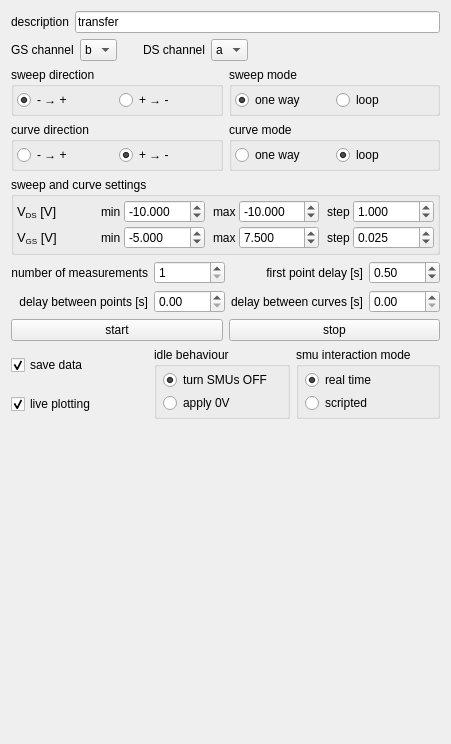
Before: the Qt Designer form experiments/transistor_transfer.ui in dean-nanomol/nanomol, drawn with Qt 5.
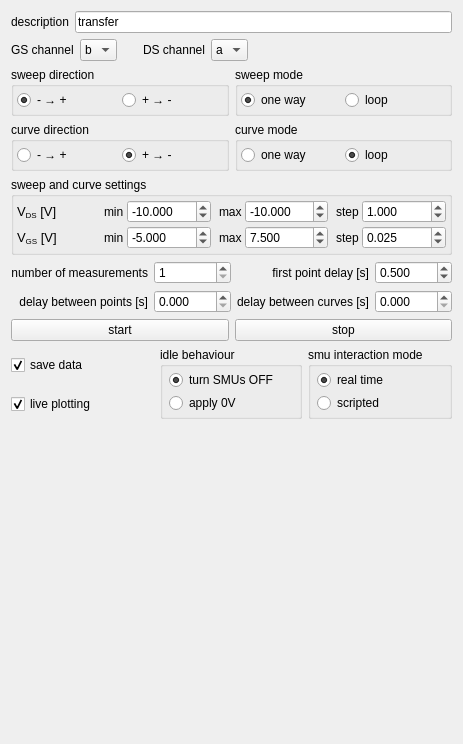
After: the same form once the commit is applied.

The edit to the form file:
```diff
--- a/experiments/transistor_transfer.ui
+++ b/experiments/transistor_transfer.ui
@@ -623,6 +623,9 @@
      </item>
      <item row="0" column="3">
       <widget class="QDoubleSpinBox" name="first_point_delay_doubleSpinBox">
+       <property name="decimals">
+        <number>3</number>
+       </property>
        <property name="value">
         <double>0.500000000000000</double>
        </property>
@@ -643,6 +646,9 @@
      </item>
      <item row="1" column="1">
       <widget class="QDoubleSpinBox" name="delay_points_doubleSpinBox">
+       <property name="decimals">
+        <number>3</number>
+       </property>
        <property name="maximum">
         <double>9999.989999999999782</double>
        </property>
@@ -653,6 +659,9 @@
      </item>
      <item row="1" column="3">
       <widget class="QDoubleSpinBox" name="delay_curves_doubleSpinBox">
+       <property name="decimals">
+        <number>3</number>
+       </property>
        <property name="maximum">
         <double>9999.989999999999782</double>
        </property>
```
